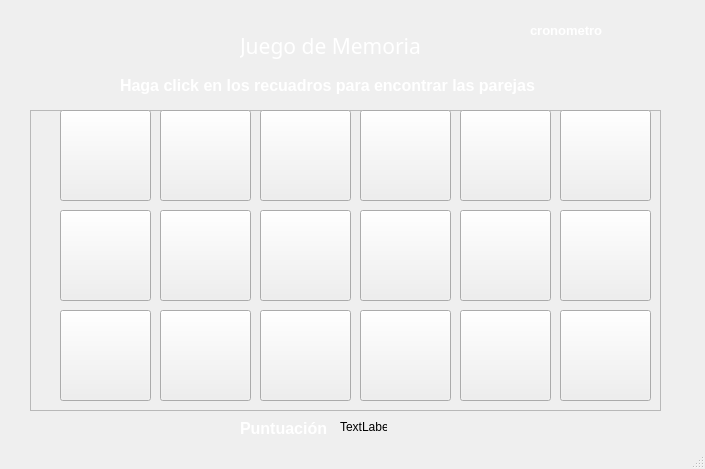
Old version of the form mainwindow.ui in the repository cecilianomeibel/Proyecto1DatosII.
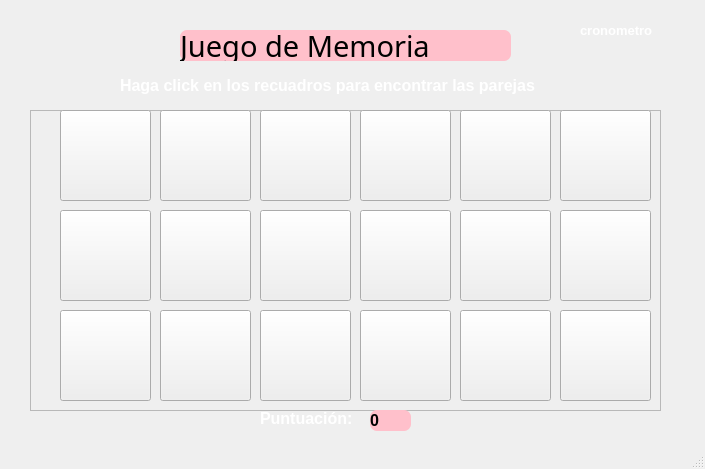
New version of the form. Icons and pictures are not drawn.

Patch:
```diff
--- a/mainwindow.ui
+++ b/mainwindow.ui
@@ -36,35 +36,10 @@
 background-image: url(://f3.jpg);
 }</string>
    </property>
-   <widget class="QLabel" name="instrucciones">
-    <property name="geometry">
-     <rect>
-      <x>120</x>
-      <y>40</y>
-      <width>601</width>
-      <height>91</height>
-     </rect>
-    </property>
-    <property name="font">
-     <font>
-      <pointsize>12</pointsize>
-      <weight>75</weight>
-      <bold>true</bold>
-     </font>
-    </property>
-    <property name="styleSheet">
-     <string notr="true">#instrucciones {
-color: white;
-}</string>
-    </property>
-    <property name="text">
-     <string>Haga click en los recuadros para encontrar las parejas</string>
-    </property>
-   </widget>
    <widget class="QLabel" name="cronometro">
     <property name="geometry">
      <rect>
-      <x>530</x>
+      <x>580</x>
       <y>20</y>
       <width>81</width>
       <height>20</height>
@@ -84,22 +59,28 @@
    <widget class="QLabel" name="titulo">
     <property name="geometry">
      <rect>
-      <x>240</x>
+      <x>180</x>
       <y>30</y>
-      <width>201</width>
+      <width>331</width>
       <height>31</height>
      </rect>
     </property>
     <property name="font">
      <font>
       <family>Stencil</family>
-      <pointsize>16</pointsize>
+      <pointsize>22</pointsize>
      </font>
     </property>
     <property name="styleSheet">
      <string notr="true">#titulo {
-color: white;
-}</string>
+color: black;
+qproperty-alignment: AlignCenter;
+background: pink;
+bord: 3px solid silver;
+border-radius: 7px ;
+}
+
+</string>
     </property>
     <property name="text">
      <string>Juego de Memoria</string>
@@ -361,8 +342,8 @@
    <widget class="QLabel" name="puntuacion">
     <property name="geometry">
      <rect>
-      <x>240</x>
-      <y>420</y>
+      <x>260</x>
+      <y>410</y>
       <width>111</width>
       <height>16</height>
      </rect>
@@ -380,28 +361,71 @@
 }</string>
     </property>
     <property name="text">
-     <string>Puntuación</string>
+     <string>Puntuación:</string>
     </property>
    </widget>
    <widget class="QLabel" name="lblPuntaje">
     <property name="geometry">
      <rect>
-      <x>340</x>
-      <y>420</y>
-      <width>47</width>
-      <height>13</height>
+      <x>370</x>
+      <y>410</y>
+      <width>41</width>
+      <height>21</height>
      </rect>
     </property>
+    <property name="font">
+     <font>
+      <pointsize>12</pointsize>
+      <weight>75</weight>
+      <bold>true</bold>
+     </font>
+    </property>
+    <property name="styleSheet">
+     <string notr="true">#lblPuntaje{
+color: black;
+qproperty-alignment: AlignCenter;
+background: pink;
+bord: 3px solid silver;
+border-radius: 7px ;
+}
+
+</string>
+    </property>
     <property name="text">
-     <string>TextLabel</string>
+     <string>0</string>
+    </property>
+   </widget>
+   <widget class="QLabel" name="instrucciones">
+    <property name="geometry">
+     <rect>
+      <x>120</x>
+      <y>40</y>
+      <width>601</width>
+      <height>91</height>
+     </rect>
+    </property>
+    <property name="font">
+     <font>
+      <pointsize>12</pointsize>
+      <weight>75</weight>
+      <bold>true</bold>
+     </font>
+    </property>
+    <property name="styleSheet">
+     <string notr="true">#instrucciones {
+color: white;
+}</string>
+    </property>
+    <property name="text">
+     <string>Haga click en los recuadros para encontrar las parejas</string>
     </property>
    </widget>
    <zorder>frame</zorder>
-   <zorder>instrucciones</zorder>
    <zorder>cronometro</zorder>
    <zorder>titulo</zorder>
    <zorder>puntuacion</zorder>
    <zorder>lblPuntaje</zorder>
+   <zorder>instrucciones</zorder>
   </widget>
   <widget class="QStatusBar" name="statusbar"/>
  </widget>
```
